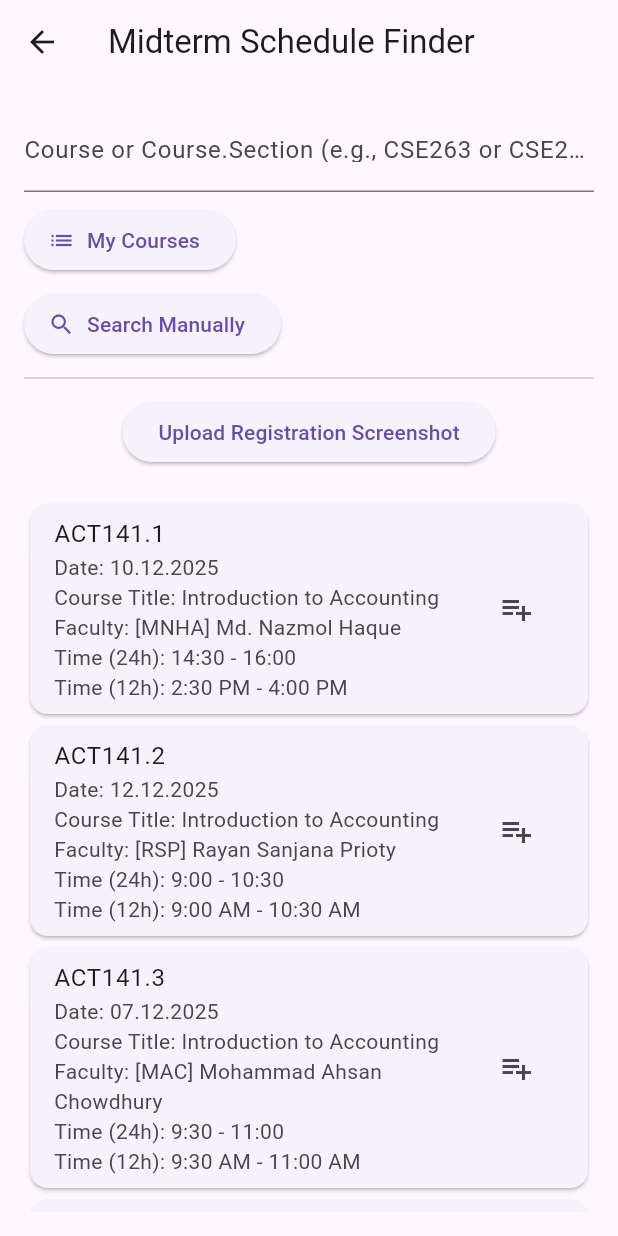
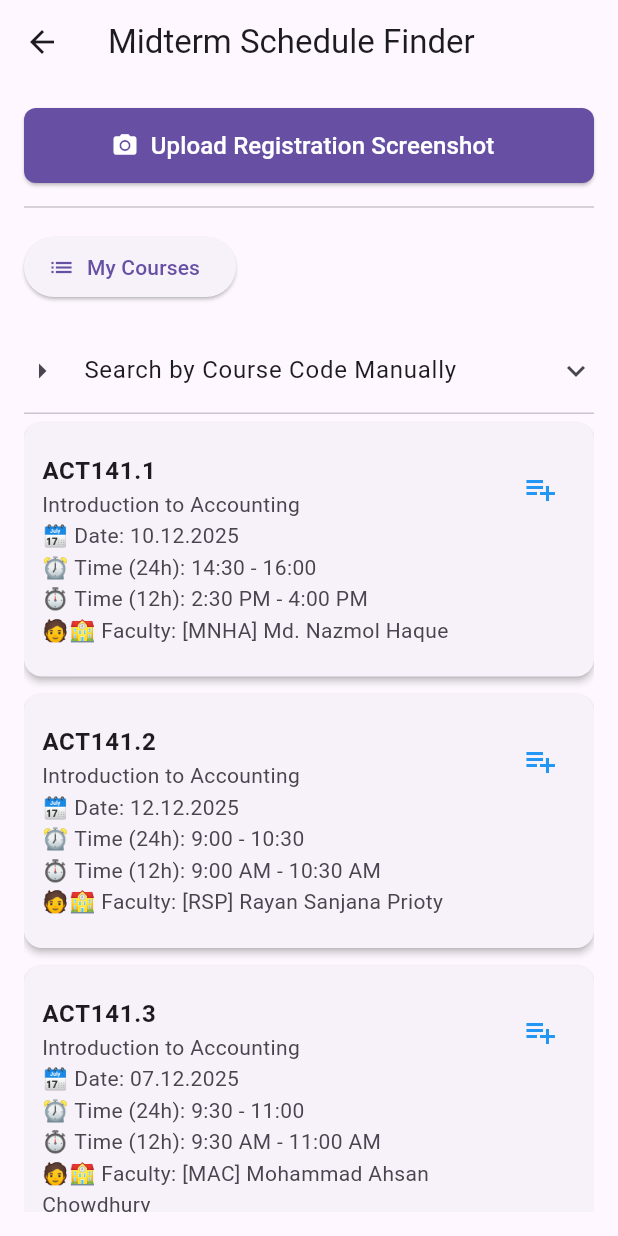
Before and after one commit to hasibul2hasan/my_seu, a Flutter app: the screen it shows after launch, after a tap on an icon or button, on a phone screen of 412 x 824 dp. Run offline on Flutter 3.47's test engine with Material 3 defaults, Android fonts, the phone set to English and light mode, and no system bars; our stand-ins replace firebase_auth, firebase_core, geolocator, google_nav_bar, google_sign_in, image_picker and 3 more; missing offline and left inert: dart:html, dart:js, dart:js_util, google_mlkit_text_recognition; accounts and stored records are empty.

Commit message:
feat: enhance ExamScheduleExtractorPage with improved error handling, inventory loading, and UI updates for better user experience

```diff
--- a/lib/screens/subPages/mid_exam.dart
+++ b/lib/screens/subPages/mid_exam.dart
@@ -7,6 +7,8 @@ import 'package:shared_preferences/shared_preferences.dart';
 import 'package:google_mlkit_text_recognition/google_mlkit_text_recognition.dart';
 import 'package:flutter/services.dart' show rootBundle;
 import 'package:flutter/foundation.dart' show kIsWeb, defaultTargetPlatform, TargetPlatform;
+
+// Placeholder imports for web compatibility (assuming these exist in the project structure)
 import '../../services/web_ocr_stub.dart'
   if (dart.library.html) '../../services/web_ocr_web.dart';
 
@@ -34,12 +36,38 @@ class _ExamScheduleExtractorPageState extends State<ExamScheduleExtractorPage> {
   List<Map<String, dynamic>> finalResults = [];
   final TextEditingController _courseController = TextEditingController();
   List<Map<String, dynamic>> myInventory = [];
-  bool showInventoryHints = true;
   Map<String, dynamic>? _scheduleCache;
-  bool hasSearched = false;
   Timer? _searchDebounce;
 
+  // UI state for manual search expansion
+  bool _isManualSearchExpanded = false;
+
+  @override
+  void initState() {
+    super.initState();
+    _loadInventory();
+    loadExamJson().then((map) {
+      _scheduleCache = map;
+      _scheduleUnavailable = map.isEmpty;
+      if (_courseController.text.isEmpty && !_scheduleUnavailable) {
+        manualSearch(); // Show all initially
+      }
+    }).catchError((error) {
+      _scheduleUnavailable = true;
+      setState(() {
+        isProcessing = false;
+        errorMessage = "Exam schedule is not published yet or failed to load.";
+      });
+    });
+  }
+
+  // --- OCR & Text Extraction Methods ---
+
   Future<void> pickImage() async {
+    if (_scheduleUnavailable) {
+       setState(() => errorMessage = "Schedule data is unavailable. Cannot process image.");
+       return;
+    }
     try {
       setState(() {
         isProcessing = true;
@@ -61,36 +89,7 @@ class _ExamScheduleExtractorPageState extends State<ExamScheduleExtractorPage> {
     } catch (e) {
       setState(() {
         isProcessing = false;
-        errorMessage = "Unexpected error: $e";
-      });
-    }
-  }
-
-  Future<void> extractText(String imagePath) async {
-    try {
-      final inputImage = InputImage.fromFilePath(imagePath);
-      final textRecognizer = TextRecognizer();
-
-      RecognizedText recognizedText =
-          await textRecognizer.processImage(inputImage);
-
-      String extractedText = recognizedText.text;
-
-      await textRecognizer.close();
-
-      if (extractedText.trim().isEmpty) {
-        setState(() {
-          isProcessing = false;
-          errorMessage = "Could not read any text. Try a clearer screenshot.";
-        });
-        return;
-      }
-
-      await parseAndMatch(extractedText);
-    } catch (e) {
-      setState(() {
-        isProcessing = false;
-        errorMessage = "Failed to process image. Error: $e";
+        errorMessage = "Unexpected error during image picking: $e";
       });
     }
   }
@@ -99,9 +98,12 @@ class _ExamScheduleExtractorPageState extends State<ExamScheduleExtractorPage> {
     try {
       String extractedText = '';
       if (kIsWeb) {
+        // Web handling via Tesseract.js stub
         final bytes = await image.readAsBytes();
+        // Assuming webRecognizeImageBytes is defined in web_ocr_web.dart
         extractedText = await webRecognizeImageBytes(bytes);
       } else {
+        // Mobile handling via Google ML Kit
         if (!_isTextRecognitionSupported()) {
           setState(() {
             isProcessing = false;
@@ -136,10 +138,12 @@ class _ExamScheduleExtractorPageState extends State<ExamScheduleExtractorPage> {
   }
 
   bool _isTextRecognitionSupported() {
-    if (kIsWeb) return true; // Web handled via Tesseract.js
+    if (kIsWeb) return true;
     return defaultTargetPlatform == TargetPlatform.android ||
         defaultTargetPlatform == TargetPlatform.iOS;
   }
+
+  // --- Parsing and Matching ---
 
   Future<void> parseAndMatch(String extractedText) async {
     try {
@@ -159,6 +163,13 @@ class _ExamScheduleExtractorPageState extends State<ExamScheduleExtractorPage> {
       }
 
       final schedule = _scheduleCache ?? await loadExamJson();
+      if (schedule.isEmpty) {
+        setState(() {
+          isProcessing = false;
+          errorMessage = 'Schedule is currently unavailable.';
+        });
+        return;
+      }
       _scheduleCache ??= schedule;
       final results = <Map<String, dynamic>>[];
       final seenKeys = <String>{};
@@ -168,31 +179,21 @@ class _ExamScheduleExtractorPageState extends State<ExamScheduleExtractorPage> {
         final num = (m.group(2) ?? '');
         final base = '$dept$num';
         String? section = m.group(3);
+
         if (section != null) {
-          section = section.replaceAll(RegExp(r'\s+'), '');
-          section = section.replaceFirst(RegExp(r'^0+'), '');
+          section = section.replaceAll(RegExp(r'\s+'), '').replaceFirst(RegExp(r'^0+'), '');
           if (section.isEmpty) section = '0';
         }
+
+        final keysToCheck = <String>[];
         if (section != null) {
-          final key = '${base}_${section}';
+          keysToCheck.add('${base}_${section}');
+        } else {
+          keysToCheck.addAll(schedule.keys.where((k) => k.startsWith(base + '_')));
+        }
+
+        for (final key in keysToCheck) {
           if (schedule.containsKey(key) && !seenKeys.contains(key)) {
-            seenKeys.add(key);
-            results.add({
-              'course': base,
-              'section': section,
-              'date': schedule[key]['date'],
-              'courseTitle': schedule[key]['courseTitle'],
-              'faculty': schedule[key]['faculty'],
-              'time24': schedule[key]['time24'],
-              'time12': schedule[key]['time12'],
-            });
-          }
-        } else {
-          final possible = schedule.keys
-              .where((k) => k.startsWith(base + '_'))
-              .toList();
-          for (final key in possible) {
-            if (!seenKeys.contains(key)) {
             seenKeys.add(key);
             final parts = key.split('_');
             final sec = parts.length > 1 ? parts[1] : '';
@@ -205,7 +206,6 @@ class _ExamScheduleExtractorPageState extends State<ExamScheduleExtractorPage> {
               'time24': schedule[key]['time24'],
               'time12': schedule[key]['time12'],
             });
-            }
           }
         }
       }
@@ -231,6 +231,8 @@ class _ExamScheduleExtractorPageState extends State<ExamScheduleExtractorPage> {
     }
   }
 
+  // --- Inventory & Data Loading Methods ---
+
   Future<void> _loadInventory() async {
     final prefs = await SharedPreferences.getInstance();
     final raw = prefs.getString('my_courses');
@@ -240,7 +242,9 @@ class _ExamScheduleExtractorPageState extends State<ExamScheduleExtractorPage> {
     } else {
       myInventory = [];
     }
-    setState(() {});
+    // Note: Do not call setState here if called from initState,
+    // but safe here as it's often called after navigation return.
+    if(mounted) setState(() {});
   }
 
   Future<void> _addToInventory(Map<String, dynamic> item) async {
@@ -271,58 +275,39 @@ class _ExamScheduleExtractorPageState extends State<ExamScheduleExtractorPage> {
     });
   }
 
-  // _clearInventory removed from header per request; keep helpers minimal.
-
-  @override
-  void initState() {
-    super.initState();
-    _loadInventory();
-    // Preload cache so first search is fast
-    loadExamJson().then((map) {
-      _scheduleCache = map;
-      _scheduleUnavailable = map.isEmpty;
-      // Show all courses on entering the page
-      manualSearch();
-    }).catchError((error) {
-      // Mark unavailable and show message
-      _scheduleUnavailable = true;
-      setState(() {
-        isProcessing = false;
-        errorMessage = "Not published yet";
-      });
-    });
-  }
   Future<void> manualSearch() async {
     setState(() {
       isProcessing = true;
       errorMessage = null;
-      finalResults.clear();
-      hasSearched = true;
     });
 
     try {
       if (_scheduleUnavailable) {
         setState(() {
           isProcessing = false;
-          errorMessage = "Not published yet";
+          errorMessage = "Exam schedule is not published yet.";
         });
         return;
       }
       final rawCourse = _courseController.text.trim();
       final schedule = _scheduleCache ?? await loadExamJson();
       _scheduleCache ??= schedule;
-      if ((schedule.isEmpty)) {
-        _scheduleUnavailable = true;
+
+      if (schedule.isEmpty && rawCourse.isNotEmpty) {
         setState(() {
           isProcessing = false;
-          errorMessage = "Not published yet";
+          errorMessage = "Schedule is unavailable.";
         });
         return;
       }
+
       final results = <Map<String, dynamic>>[];
+      final seenKeys = <String>{}; // To prevent duplicates in manual search too
 
       if (rawCourse.isEmpty) {
         for (final key in schedule.keys) {
+          if (!seenKeys.contains(key)) {
+            seenKeys.add(key);
             final parts = key.split('_');
             final base = parts.isNotEmpty ? parts.first : '';
             final sec = parts.length > 1 ? parts[1] : '';
@@ -336,10 +321,12 @@ class _ExamScheduleExtractorPageState extends State<ExamScheduleExtractorPage> {
               'time12': schedule[key]['time12'],
             });
           }
+        }
       } else {
-        // dot-format like CSE281.11
+        // dot-format check first (CSE281.11)
         final dotPattern = RegExp(r'^\s*([A-Za-z]{3,4})\s*([\.-_\s]?)\s*(\d{3})\s*\.\s*(\d+)\s*$', caseSensitive: false);
         final dotMatch = dotPattern.firstMatch(rawCourse);
+
         if (dotMatch != null) {
           final dept = (dotMatch.group(1) ?? '').toUpperCase();
           final num = (dotMatch.group(3) ?? '');
@@ -358,7 +345,7 @@ class _ExamScheduleExtractorPageState extends State<ExamScheduleExtractorPage> {
             });
           }
         } else {
-          // Normalize course code: allow inputs like cse 263 or CSE-263
+          // Normalize course code (e.g., CSE263)
           final normalizedCourse = rawCourse
               .toUpperCase()
               .replaceAll(RegExp(r'[^A-Z0-9]'), '');
@@ -376,6 +363,8 @@ class _ExamScheduleExtractorPageState extends State<ExamScheduleExtractorPage> {
               .where((k) => k.startsWith(normalizedCourse + '_'))
               .toList();
           for (final key in possible) {
+            if (!seenKeys.contains(key)) {
+              seenKeys.add(key);
               final parts = key.split('_');
               final sec = parts.length > 1 ? parts[1] : '';
               results.add({
@@ -390,8 +379,9 @@ class _ExamScheduleExtractorPageState extends State<ExamScheduleExtractorPage> {
             }
           }
         }
+      }
 
-      if (results.isEmpty) {
+      if (results.isEmpty && rawCourse.isNotEmpty) {
         setState(() {
           isProcessing = false;
           errorMessage = 'No matching exam found for input.';
@@ -426,9 +416,7 @@ class _ExamScheduleExtractorPageState extends State<ExamScheduleExtractorPage> {
       String jsonStr =
           await rootBundle.loadString(widget.scheduleAssetPath);
       final decoded = json.decode(jsonStr);
-      // The JSON file is an array of objects, not a map. We need to
-      // build a lookup map keyed like COURSECODE_SECTION (e.g. CSE263_12)
-      // from entries whose "Course Code" looks like CSE263.12
+      // The JSON file is an array of objects
       if (decoded is List) {
         final Map<String, dynamic> scheduleMap = {};
         final codePattern = RegExp(r'^([A-Z]{3,4}\d{3})\.(\d+)$');
@@ -441,7 +429,6 @@ class _ExamScheduleExtractorPageState extends State<ExamScheduleExtractorPage> {
                 final base = match.group(1)!; // e.g. CSE263
                 final section = match.group(2)!; // e.g. 12
                 final key = '${base}_${section}';
-                // Normalize into the structure expected by parseAndMatch
                 final start = item['Start Time'];
                 final end = item['End Time'];
                 final time24 = _combineTime(start, end);
@@ -461,10 +448,10 @@ class _ExamScheduleExtractorPageState extends State<ExamScheduleExtractorPage> {
       } else if (decoded is Map<String, dynamic>) {
         return decoded;
       } else {
-        throw 'Unexpected exam schedule JSON format';
+        return {};
       }
     } catch (e) {
-      // Treat missing or unreadable asset as "not published yet"
+      // Treat missing or unreadable asset as unavailable
       return {};
     }
   }
@@ -481,18 +468,22 @@ class _ExamScheduleExtractorPageState extends State<ExamScheduleExtractorPage> {
     if (time == null) return null;
     final t = time.toString().trim();
     if (t.isEmpty) return null;
-    // Expect formats like HH:MM or HH:MM:SS
     final parts = t.split(':');
     if (parts.isEmpty) return t;
     int hour = int.tryParse(parts[0]) ?? 0;
-    final rest = parts.length > 2
-        ? '${parts[1]}:${parts[2]}'
-        : (parts.length > 1 ? parts[1] : '00');
+
+    // Default minute/second to '00' if not present
+    final minutes = parts.length > 1 ? parts[1].padLeft(2, '0') : '00';
+
     final suffix = hour >= 12 ? 'PM' : 'AM';
     hour = hour % 12;
     if (hour == 0) hour = 12;
-    return '$hour:$rest $suffix';
+
+    return '$hour:$minutes $suffix';
   }
+
+
+  // --- Widget Build (Revised UI) ---
 
   @override
   Widget build(BuildContext context) {
@@ -504,37 +495,31 @@ class _ExamScheduleExtractorPageState extends State<ExamScheduleExtractorPage> {
         padding: const EdgeInsets.all(16.0),
         child: Column(
           children: [
-            // Manual search inputs
-            TextField(
-              controller: _courseController,
-              decoration: InputDecoration(
-                labelText: 'Course or Course.Section (e.g., CSE263 or CSE263.11)',
-                suffixIcon: (_courseController.text.isNotEmpty)
-                    ? IconButton(
-                        icon: const Icon(Icons.close),
-                        tooltip: 'Clear',
-                        onPressed: () {
-                          _courseController.clear();
-                          // Immediately reset the search results when clearing
-                          manualSearch();
-                        },
-                      )
-                    : null,
+            // 1. Primary Action: Upload Screenshot
+            SizedBox(
+              width: double.infinity,
+              height: 50,
+              child: ElevatedButton.icon(
+                onPressed: _scheduleUnavailable ? null : pickImage,
+                icon: const Icon(Icons.camera_alt),
+                label: Text(
+                  _scheduleUnavailable
+                    ? "Schedule Unavailable"
+                    : "Upload Registration Screenshot",
+                  style: const TextStyle(fontSize: 16),
                 ),
-              textInputAction: TextInputAction.search,
-              onChanged: (_) {
-                setState(() {});
-                _searchDebounce?.cancel();
-                _searchDebounce = Timer(const Duration(milliseconds: 250), () {
-                  manualSearch();
-                });
-              },
-              onSubmitted: (_) => manualSearch(),
+                style: ElevatedButton.styleFrom(
+                  backgroundColor: Theme.of(context).primaryColor,
+                  foregroundColor: Colors.white,
+                  shape: RoundedRectangleBorder(
+                    borderRadius: BorderRadius.circular(8),
                   ),
-            // My Courses button will be shown inline with inventory chips below
-            // My Courses button always visible; chips show before search
-            ...[
-              const SizedBox(height: 8),
+                ),
+              ),
+            ),
+            const Divider(height: 32),
+
+            // 2. Secondary Action: My Courses Button & Inventory Chips
             Align(
               alignment: Alignment.centerLeft,
               child: Wrap(
@@ -548,18 +533,18 @@ class _ExamScheduleExtractorPageState extends State<ExamScheduleExtractorPage> {
                       await Navigator.of(context).push(
                         MaterialPageRoute(builder: (_) => const MyInventoryPage()),
                       );
-                        // Refresh local inventory after returning
                       _loadInventory();
-                        setState(() {});
                     },
                   ),
                   if (myInventory.isNotEmpty) ...myInventory.map((inv) {
                     final code = "${inv['course']}.${inv['section']}";
                     return InputChip(
                       label: Text(code),
+                      avatar: const Icon(Icons.class_, size: 18),
                       onPressed: () {
                         setState(() {
                           _courseController.text = code;
+                          _isManualSearchExpanded = true;
                         });
                         manualSearch();
                       },
@@ -569,39 +554,84 @@ class _ExamScheduleExtractorPageState extends State<ExamScheduleExtractorPage> {
                 ],
               ),
             ),
-            ],
+            const SizedBox(height: 16),
+
+            // 3. Manual Search Section (Collapsible)
+            ExpansionTile(
+              tilePadding: EdgeInsets.zero,
+              title: const Text('Search by Course Code Manually'),
+              leading: Icon(_isManualSearchExpanded ? Icons.arrow_drop_down : Icons.arrow_right),
+              initiallyExpanded: _isManualSearchExpanded,
+              onExpansionChanged: (expanded) {
+                setState(() {
+                  _isManualSearchExpanded = expanded;
+                });
+              },
+              children: [
+                Column(
+                  children: [
+                    TextField(
+                      controller: _courseController,
+                      decoration: InputDecoration(
+                        labelText: 'Course or Course.Section (e.g., CSE263 or CSE263.11)',
+                        suffixIcon: (_courseController.text.isNotEmpty)
+                            ? IconButton(
+                                icon: const Icon(Icons.close),
+                                tooltip: 'Clear',
+                                onPressed: () {
+                                  _courseController.clear();
+                                  manualSearch();
+                                },
+                              )
+                            : null,
+                      ),
+                      enabled: !_scheduleUnavailable,
+                      textInputAction: TextInputAction.search,
+                      onChanged: (_) {
+                        setState(() {});
+                        _searchDebounce?.cancel();
+                        _searchDebounce = Timer(const Duration(milliseconds: 250), () {
+                          manualSearch();
+                        });
+                      },
+                      onSubmitted: (_) => manualSearch(),
+                    ),
                     const SizedBox(height: 8),
                     Align(
-              alignment: Alignment.centerLeft,
+                      alignment: Alignment.centerRight,
                       child: ElevatedButton.icon(
-                onPressed: manualSearch,
+                        onPressed: _scheduleUnavailable ? null : manualSearch,
                         icon: const Icon(Icons.search),
-                label: const Text('Search Manually'),
+                        label: const Text('Search'),
                       ),
                     ),
-            const Divider(height: 24),
-            ElevatedButton(
-              onPressed: pickImage,
-              child: Text("Upload Registration Screenshot"),
+                  ],
                 ),
-            const SizedBox(height: 20),
+                const SizedBox(height: 8),
+              ],
+            ),
+            const Divider(height: 0),
 
-            /// Loading Indicator
-            if (isProcessing) CircularProgressIndicator(),
+            // 4. Status and Results Display
 
-            /// Error Message
-            if (errorMessage != null) ...[
+            // Loading Indicator
+            if (isProcessing) const Padding(
+              padding: EdgeInsets.symmetric(vertical: 20.0),
+              child: CircularProgressIndicator(),
+            ),
+
+            // Error Message
+            if (errorMessage != null && !isProcessing) ...[
               const SizedBox(height: 16),
               Text(
-                errorMessage!,
-                style: TextStyle(color: Colors.red, fontWeight: FontWeight.bold),
+                '🚨 ${errorMessage!}',
+                style: const TextStyle(color: Colors.red, fontWeight: FontWeight.bold),
+                textAlign: TextAlign.center,
               )
             ],
 
-            // Inventory detailed list removed per request; only show chips under search and in My Courses page
-
-            /// Display All Courses / Search Results
-            if (!isProcessing)
+            // Results List
+            if (!isProcessing && finalResults.isNotEmpty)
               Expanded(
                 child: ListView.builder(
                   itemCount: finalResults.length,
@@ -610,19 +640,35 @@ class _ExamScheduleExtractorPageState extends State<ExamScheduleExtractorPage> {
                     final code = "${item['course']}.${item['section']}";
                     final inInv = myInventory.any((e) => "${e['course']}.${e['section']}" == code);
                     return Card(
+                      elevation: 2,
+                      margin: const EdgeInsets.symmetric(vertical: 6.0),
                       child: ListTile(
-                        title: Text(code),
-                        subtitle: Text(
-                          "Date: ${item['date']}\n"
-                          "Course Title: ${item['courseTitle'] ?? ''}\n"
-                          "Faculty: ${item['faculty'] ?? ''}\n"
-                          "Time (24h): ${item['time24'] ?? ''}\n"
-                          "Time (12h): ${item['time12'] ?? ''}",
+                        contentPadding: const EdgeInsets.all(12),
+                        title: Text(
+                          code,
+                          style: const TextStyle(fontWeight: FontWeight.bold, fontSize: 16),
                         ),
+                        subtitle: Text.rich(
+                          TextSpan(
+                            children: [
+                              TextSpan(text: "${item['courseTitle'] ?? ''}\n"),
+                              const TextSpan(text: "🗓️ ", style: TextStyle(fontWeight: FontWeight.bold)),
+                              TextSpan(text: "Date: ${item['date']}\n"),
+                              const TextSpan(text: "⏰ ", style: TextStyle(fontWeight: FontWeight.bold)),
+                              TextSpan(text: "Time (24h): ${item['time24'] ?? 'N/A'}\n"), // 24h Time
+                              const TextSpan(text: "⏱️ ", style: TextStyle(fontWeight: FontWeight.bold)),
+                              TextSpan(text: "Time (12h): ${item['time12'] ?? 'N/A'}\n"), // 12h Time
+                              const TextSpan(text: "🧑‍🏫 ", style: TextStyle(fontWeight: FontWeight.bold)),
+                              TextSpan(text: "Faculty: ${item['faculty'] ?? ''}"),
+                            ],
+                          ),
+                          style: const TextStyle(height: 1.5),
+                        ),
+                        isThreeLine: true,
                         trailing: inInv
                             ? IconButton(
                                 tooltip: 'Remove from My Courses',
-                                icon: const Icon(Icons.delete_outline),
+                                icon: const Icon(Icons.delete_outline, color: Colors.red),
                                 onPressed: () => _removeFromInventory(
                                   item['course'].toString(),
                                   item['section'].toString(),
@@ -630,12 +676,22 @@ class _ExamScheduleExtractorPageState extends State<ExamScheduleExtractorPage> {
                               )
                             : IconButton(
                                 tooltip: 'Add to My Courses',
-                                icon: const Icon(Icons.playlist_add),
+                                icon: const Icon(Icons.playlist_add, color: Colors.blue),
                                 onPressed: () => _addToInventory(item),
                               ),
                       ),
                     );
                   },
+                ),
+              )
+            else if (!isProcessing && errorMessage == null)
+               const Expanded(
+                 child: Center(
+                   child: Text(
+                     "Upload a screenshot or use the manual search to find exam schedules.",
+                     textAlign: TextAlign.center,
+                     style: TextStyle(color: Colors.grey, fontSize: 16),
+                   ),
                  ),
                ),
           ],
```
Lines whose indentation alone changed are shown as unchanged.
